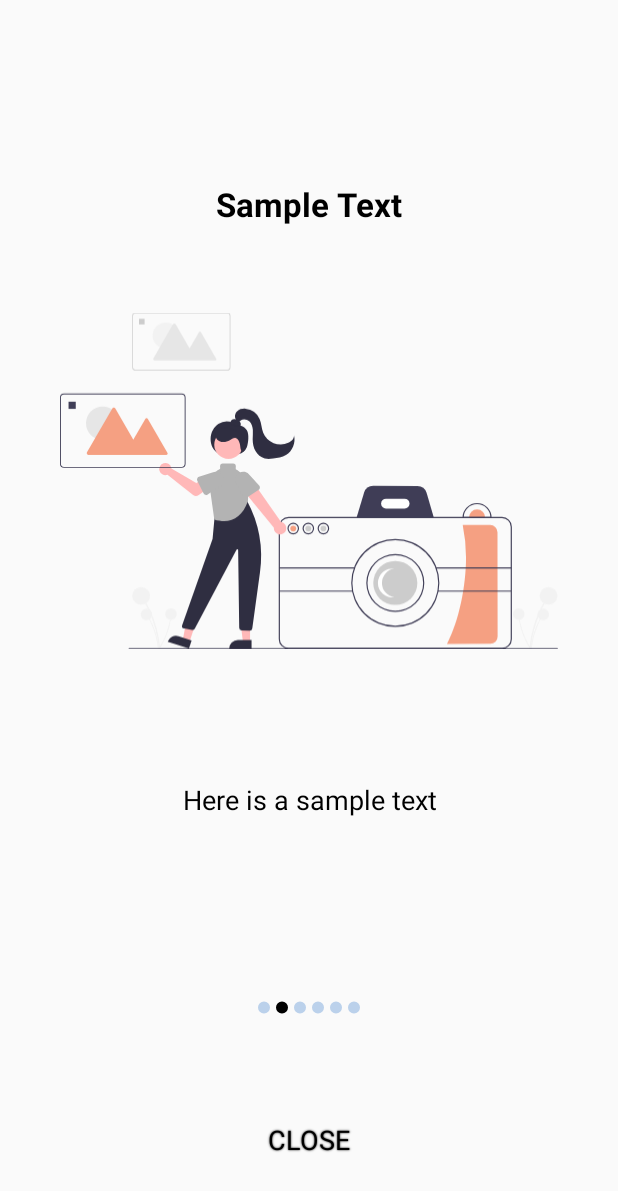
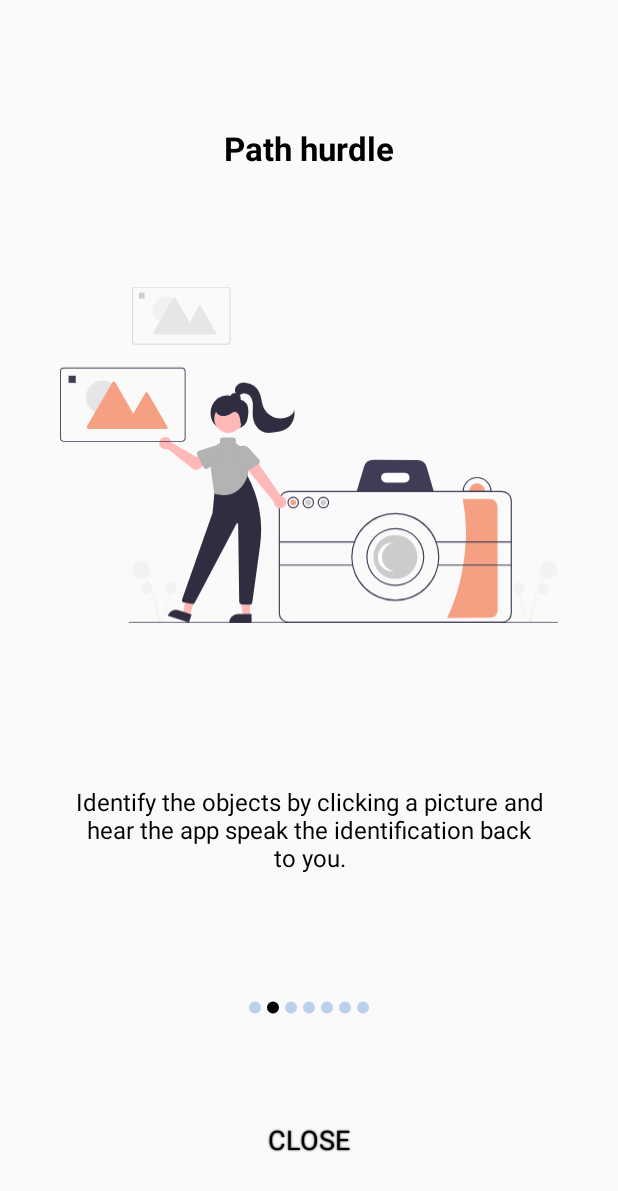
Before and after one commit to mRahulJain/MinorProject, an Android app: the IntroPageActivity screen opened directly, with no data from a screen before it, tab 2 chosen, on a phone screen of 412 x 824 dp. Shown: the top 1191 px of the screen. Run offline under Robolectric (Android 15) with nearby library versions, the phone set to English and light mode, and no system bars.

Commit message:
written tutorial and help

```diff
--- a/app/src/main/java/com/android/collegeproject/activity/ImpairedUserActivity.kt
+++ b/app/src/main/java/com/android/collegeproject/activity/ImpairedUserActivity.kt
@@ -46,6 +46,7 @@ class ImpairedUserActivity : AppCompatActivity() {
                 if(!mAndroidPermission.checkPermissionForMicrophone()) {
                     //don't perform anything if permission is denied
                 } else {
+                    mTextToSpeechHelper.destroySpeech()
                     val intent = Intent(RecognizerIntent.ACTION_RECOGNIZE_SPEECH)
                     intent.putExtra(
                         RecognizerIntent.EXTRA_LANGUAGE_MODEL,
@@ -131,14 +132,13 @@ class ImpairedUserActivity : AppCompatActivity() {
                     val intent = Intent(this@ImpairedUserActivity, NewsActivity::class.java)
                     startActivity(intent)
                 }
-                data!![0].toString().toLowerCase() == "c" -> {
+                data!![0].toString().toLowerCase() == "help" -> {
                     mTextToSpeechHelper.destroySpeech()
-//                    if(this@MainActivity::sr.isInitialized) {
-//                        sr.destroy()
-//                    }
-//                    startActivity(Intent(this@MainActivity, ScanCodeActivity::class.java))
+                    val helpText = "Welcome to Hear Us! We are here to help you,  perform your day-to-day activities more independently. \n" +
+                            "By using this app you can Identify the objects by clicking a picture and hear the app speak the identification back to you. Hear Us is an accessible reading tool with an advanced text-to-speech feature. It describes the environment by giving you updates on the weather and the latest news. This app helps you to identify details of various products by scanning their barcode, in shopping marts or anywhere you go. It's very simple and easy to use!"
+                    Constants().speak(helpText, mTextToSpeechHelper)
                 }
-                data!![0].toString().toLowerCase() == "d" -> {
+                data!![0].toString().toLowerCase() == "keywords" -> {
 //                    startActivity(Intent(this@MainActivity, TextRecognition::class.java))
                 }
                 else -> {
--- a/app/src/main/java/com/android/collegeproject/activity/IntroPageActivity.kt
+++ b/app/src/main/java/com/android/collegeproject/activity/IntroPageActivity.kt
@@ -4,7 +4,6 @@ import android.content.Context
 import android.content.Intent
 import android.content.SharedPreferences
 import android.os.Bundle
-import android.util.Log
 import android.view.LayoutInflater
 import android.view.View
 import android.view.ViewGroup
@@ -15,6 +14,7 @@ import com.android.collegeproject.R
 import com.android.collegeproject.helper.Constants
 import com.google.android.material.tabs.TabLayout
 import kotlinx.android.synthetic.main.activity_intro_page.*
+import kotlinx.android.synthetic.main.intro_slider.view.*
 
 class IntroPageActivity : AppCompatActivity() {
 
@@ -50,7 +50,7 @@ class IntroPageActivity : AppCompatActivity() {
 
             override fun onPageSelected(position: Int) {
                 if(from == "splash") {
-                    if(position == 5) {
+                    if(position == 6) {
                         activity_intro_page_nextTutorialBtn.text = "FINISH"
                     } else {
                         activity_intro_page_nextTutorialBtn.text = "SKIP"
@@ -84,7 +84,7 @@ class IntroPageActivity : AppCompatActivity() {
         }
 
         override fun getCount(): Int {
-            return 6
+            return 7
         }
 
         override fun destroyItem(container: ViewGroup, position: Int, `object`: Any) {
@@ -95,7 +95,45 @@ class IntroPageActivity : AppCompatActivity() {
             val layoutInflater = LayoutInflater.from(context)
             val view = layoutInflater.inflate(R.layout.intro_slider, container, false)
             container.addView(view, 0)
-            Log.d("myCHECK", position.toString())
+
+            when (position) {
+                0 -> {
+                    view!!.intro_slider_pageHeading.text = "Welcome to HearUs!"
+                    view!!.intro_slider_pageImage.setImageResource(R.drawable.img_welcome)
+                    view!!.intro_slider_pageDescription.text = "We are here to help you, perform your day-to-day activities more independently."
+                }
+                1 -> {
+                    view!!.intro_slider_pageHeading.text = "Path hurdle"
+                    view!!.intro_slider_pageImage.setImageResource(R.drawable.img_path_hurdle)
+                    view!!.intro_slider_pageDescription.text = "Identify the objects by clicking a picture and hear the app speak the identification back to you."
+                }
+                2 -> {
+                    view!!.intro_slider_pageHeading.text = "Barcode"
+                    view!!.intro_slider_pageImage.setImageResource(R.drawable.img_barcode)
+                    view!!.intro_slider_pageDescription.text = "Superfast Barcode reader available to identify various details of a product, in your hand."
+                }
+                3 -> {
+                    view!!.intro_slider_pageHeading.text = "Weather"
+                    view!!.intro_slider_pageImage.setImageResource(R.drawable.img_weather)
+                    view!!.intro_slider_pageDescription.text = "Describes the environment by giving you updates of weather, like current temperature, humidity, and more!"
+                }
+                4 -> {
+                    view!!.intro_slider_pageHeading.text = "News"
+                    view!!.intro_slider_pageImage.setImageResource(R.drawable.img_news)
+                    view!!.intro_slider_pageDescription.text = "Stay updated with the top headlines of your place, and more!"
+                }
+                5 -> {
+                    view!!.intro_slider_pageHeading.text = "Text Recognition"
+                    view!!.intro_slider_pageImage.setImageResource(R.drawable.img_text_recognition)
+                    view!!.intro_slider_pageDescription.text = "Accessible reading tool with an advanced text-to-speech feature. Experience perfectly synchronized text & audio."
+                }
+                else -> {
+                    view!!.intro_slider_pageHeading.text = "Keywords"
+                    view!!.intro_slider_pageImage.setImageResource(R.drawable.img_keywords)
+                    view!!.intro_slider_pageDescription.text = "All you have to do is to double tap your screen and speak some fixed keywords to access all the features. The keywords can be known by saying \"HELP\"."
+                }
+            }
+
             return view
         }
     }
--- /dev/null
+++ b/app/src/main/res/drawable/img_keywords.xml
@@ -0,0 +1,163 @@
+<vector xmlns:android="http://schemas.android.com/apk/res/android"
+    xmlns:aapt="http://schemas.android.com/aapt"
+    android:width="905.39dp"
+    android:height="787.66dp"
+    android:viewportWidth="905.39"
+    android:viewportHeight="787.66">
+  <path
+      android:pathData="M0.41,404.29c2.74,30.35 19.91,57.83 30.41,86.74a205.61,205.61 0,0 1,4 127.67c-2.5,8.61 -5.58,17.25 -5.59,26.07 0,30.41 34.65,50.59 66.13,64a1205.37,1205.37 0,0 0,248.89 75.2c27.94,5.27 62.83,7.56 80.51,-12.29 8.48,-9.53 10.54,-22 16.77,-32.66 15.89,-27.26 54.55,-37.85 89.25,-43.92a1090.22,1090.22 0,0 1,126.48 -14.56c42.69,-2.4 91.17,-4.48 119.46,-32.52 18,-17.82 23.22,-42.41 23.93,-65.63 2.35,-76.19 -34.06,-158.64 12.67,-224.63 19.6,-27.68 51.58,-47.89 71,-75.64 28.15,-40.22 25.72,-91.3 6.66,-134.16s-52.83,-79.3 -86.1,-115c-11,-11.81 -22.74,-24.09 -39.28,-29.57 -17.2,-5.7 -36.7,-3.08 -55.14,-0.39 -83.88,12.25 -171,25.59 -241.31,67.65 -34.94,20.89 -64.12,48 -95.29,72.89 -67.33,53.83 -145.34,103.56 -234.25,124.81C67.38,285.63 -6.09,332.21 0.41,404.29Z"
+      android:strokeAlpha="0.1"
+      android:fillColor="#f9ca87"
+      android:fillAlpha="0.1"/>
+  <path
+      android:pathData="M274.92,188.25s-58,-10.24 0,68.28Z"
+      android:fillColor="#ffbec7"/>
+  <path
+      android:pathData="M673.12,585.83s-8.4,-9.54 -31.59,-3.79c-11.35,-10.82 -25.49,-26.5 -26,-37.87 -4.72,1.55 -9.33,3.3 -13.86,5.22 -19.64,-21.94 -44.81,-56.76 -43.74,-90.28C559.7,404.41 522.14,309.83 522.14,309.83s3.1,-38.57 -2.71,-70.45c-3.94,-21.6 -12,-40.12 -27.83,-41.53a17.31,17.31 0,0 0,-7.25 0.79c-29.25,10 -11.08,103.37 -11.08,103.37l-25.31,78.12 -148.37,79s89.89,118.05 133.53,122.39c0,0 32.15,33.72 55.31,63.32 -8.18,11 -12.55,18.28 -12.55,18.28l22.42,31.92c-9.21,12.37 -22.17,36.57 6.38,47.93 39.27,15.62 125.67,-55.55 125.67,-55.55S705.41,637.92 673.12,585.83Z">
+    <aapt:attr name="android:fillColor">
+      <gradient
+          android:startY="745.19"
+          android:startX="490.38998"
+          android:endY="197.74"
+          android:endX="490.38998"
+          android:type="linear">
+        <item android:offset="0" android:color="#3F808080"/>
+        <item android:offset="0.54" android:color="#1E808080"/>
+        <item android:offset="1" android:color="#19808080"/>
+      </gradient>
+    </aapt:attr>
+  </path>
+  <path
+      android:pathData="M272.97,187.83s-59.35,-10.42 0,69.44Z">
+  </path>
+  <path
+      android:pathData="M259.44,262.06s-21.7,0 -21.22,26.82a21.59,21.59 0,0 0,14.78 20.27,18.47 18.47,0 0,0 14,-1 24.4,24.4 0,0 0,7.26 -38.52A24.87,24.87 0,0 0,259.44 262.06Z">
+  </path>
+  <path
+      android:pathData="M269.94,316.5a14.31,14.31 0,0 0,-6.14 -1.49s-20.95,5.21 -17.45,30.38c0,0 1.75,18.23 20.07,15.62 12.56,-1.79 14.05,-18.26 13.75,-28.44A18.33,18.33 0,0 0,269.94 316.5Z">
+  </path>
+  <path
+      android:pathData="M270.82,383.34a11.64,11.64 0,0 0,-5.26 -1.49,55.15 55.15,0 0,0 -6.46,4.78 51.47,51.47 0,0 0,-9 9.77c-7.9,11.44 -10.47,28.25 19,45.35L269.1,419.17a46,46 0,0 0,9.12 -11.77A17.85,17.85 0,0 0,270.82 383.34Z">
+  </path>
+  <path
+      android:pathData="M473.35,655.52s53.77,-89.61 136.55,-116.92l-4.27,48.65 -68.6,68.28Z"
+      android:fillColor="#dfe5ee"/>
+  <path
+      android:fillColor="#FF000000"
+      android:pathData="M473.35,655.52s53.77,-89.61 136.55,-116.92l-4.27,48.65 -68.6,68.28Z"
+      android:strokeAlpha="0.05"
+      android:fillAlpha="0.05"/>
+  <path
+      android:pathData="M501.51,679.42s-38.41,39.26 0,54.62 122.9,-54.62 122.9,-54.62 73.4,-48.65 41.82,-99.86C666.23,579.56 630.39,538.59 501.51,679.42Z"
+      android:fillColor="#f9ca87"/>
+  <path
+      android:pathData="M618.44,565.9S506.63,695.63 508.34,676.83c0.5,-5.46 -5.8,-16.34 -15,-29 -22.35,-30.91 -61.82,-72.53 -61.82,-72.53 -42.67,-4.27 -130.58,-120.34 -130.58,-120.34l145.09,-77.67 24.75,-76.81S453.02,208.66 481.62,198.83a16.84,16.84 0,0 1,7.09 -0.78,19.19 19.19,0 0,1 3.11,0.53c13.39,3.37 20.45,20.34 24,40 0,0.11 0.05,0.23 0.07,0.34 5.68,31.35 2.65,69.27 2.65,69.27s36.7,93 35,146.8c-1.14,36 28.31,73.52 47.91,94.39C611.17,559.66 618.44,565.9 618.44,565.9Z"
+      android:fillColor="#ffbec7"/>
+  <path
+      android:fillColor="#FF000000"
+      android:pathData="M463.96,496.77s1.71,-81.08 -12.8,-101.56S319.7,460.08 319.7,460.08 440.92,474.58 463.96,496.77Z"
+      android:strokeAlpha="0.05"
+      android:fillAlpha="0.05"/>
+  <path
+      android:fillColor="#FF000000"
+      android:pathData="M501.51,525.83s52.7,-31.16 52,-81.3"
+      android:strokeAlpha="0.05"
+      android:fillAlpha="0.05"/>
+  <path
+      android:fillColor="#FF000000"
+      android:pathData="M473.35,555.66s-14.51,20.48 -41.82,19.63"
+      android:strokeAlpha="0.05"
+      android:fillAlpha="0.05"/>
+  <path
+      android:fillColor="#FF000000"
+      android:pathData="M618.44,565.9S506.63,695.63 508.34,676.83c0.5,-5.46 -5.8,-16.34 -15,-29 61.93,-21.24 95.55,-74.23 108.13,-98.47C611.17,559.66 618.44,565.9 618.44,565.9Z"
+      android:strokeAlpha="0.05"
+      android:fillAlpha="0.05"/>
+  <path
+      android:pathData="M648.8,589.55a3.66,3.66 0,0 1,-0.08 0.74c-1.72,8.64 -3,17.35 -4.41,26.06a50.27,50.27 0,0 1,-2 8.15,64.7 64.7,0 0,1 -10.83,19.49c-34,43.08 -120.58,65.29 -120.58,65.29l-0.32,-0.47 -37.23,-53.3C571.5,636.74 609.9,538.59 609.9,538.59c0.74,16.39 30.09,41.87 37.55,48.09a3.77,3.77 0,0 1,1.34 2.87Z"
+      android:fillColor="#dfe5ee"/>
+  <path
+      android:pathData="M515.86,238.55c-24.78,-3.17 -26.79,-24.37 -24.85,-39.71 0.26,-0.09 0.54,-0.18 0.81,-0.25C505.21,201.96 512.27,218.93 515.86,238.55Z"
+      android:strokeAlpha="0.5"
+      android:fillColor="#eff4f8"
+      android:fillAlpha="0.5"/>
+  <path
+      android:fillColor="#FF000000"
+      android:pathData="M648.8,589.55a3.66,3.66 0,0 1,-0.08 0.74c-1.72,8.64 -3,17.35 -4.41,26.06a50.27,50.27 0,0 1,-2 8.15l-2.11,5.84L635.08,638.83l-3.6,5.12c-34,43.08 -120.58,65.29 -120.58,65.29l-0.32,-0.47c2.71,-1.12 61.06,-25.23 84.39,-46.9 22.14,-20.55 49.4,-67.47 53.3,-74.28A3.77,3.77 0,0 1,648.8 589.55Z"
+      android:strokeAlpha="0.05"
+      android:fillAlpha="0.05"/>
+  <path
+      android:fillColor="#FF000000"
+      android:pathData="M636.7,634.68"/>
+  <path
+      android:pathData="M460.37,53.4L286.29,53.4a17.22,17.22 0,0 0,-17.25 17.19v381.2a17.22,17.22 0,0 0,17.25 17.19L460.37,468.98a17.22,17.22 0,0 0,17.25 -17.19L477.62,70.58A17.22,17.22 0,0 0,460.37 53.4Z">
+  </path>
+  <path
+      android:pathData="M281.63,56.58L465.02,56.58A11,11 0,0 1,476.02 67.58L476.02,456.37A11,11 0,0 1,465.02 467.37L281.63,467.37A11,11 0,0 1,270.63 456.37L270.63,67.58A11,11 0,0 1,281.63 56.58z"
+      android:fillColor="#535461"/>
+  <path
+      android:pathData="M285.76,94.8h175.14v334.36h-175.14z"
+      android:fillColor="#f1f1f4"/>
+  <path
+      android:pathData="M352.63,75.69m-1.59,0a1.59,1.59 0,1 1,3.18 0a1.59,1.59 0,1 1,-3.18 0"
+      android:fillColor="#fff"/>
+  <path
+      android:pathData="M361.59,74.1L394.62,74.1A1,1 0,0 1,395.62 75.1L395.62,76.28A1,1 0,0 1,394.62 77.28L361.59,77.28A1,1 0,0 1,360.59 76.28L360.59,75.1A1,1 0,0 1,361.59 74.1z"
+      android:fillColor="#fff"/>
+  <path
+      android:pathData="M372.53,445.08m-11.15,0a11.15,11.15 0,1 1,22.3 0a11.15,11.15 0,1 1,-22.3 0"
+      android:fillColor="#fff"/>
+  <path
+      android:pathData="M261.7,261.22s-21.23,0 -20.75,26.37a21.22,21.22 0,0 0,14.45 19.93,18 18,0 0,0 13.67,-1A24,24 0,0 0,261.7 261.22Z"
+      android:fillColor="#ffbec7"/>
+  <path
+      android:pathData="M261.7,274.83s-19.63,13.66 -2.56,25.6C259.13,300.48 257.42,276.58 261.7,274.83Z"
+      android:strokeAlpha="0.5"
+      android:fillColor="#eff4f8"
+      android:fillAlpha="0.5"/>
+  <path
+      android:pathData="M265.96,313.28s-20.48,5.12 -17.07,29.87c0,0 1.71,17.92 19.63,15.36 12.29,-1.76 13.74,-18 13.45,-28a18,18 0,0 0,-10 -15.8A13.93,13.93 0,0 0,265.96 313.28Z"
+      android:fillColor="#ffbec7"/>
+  <path
+      android:pathData="M265.1,324.37s-19.63,7.68 0,29C265.1,353.39 255.7,332.91 265.1,324.37Z"
+      android:strokeAlpha="0.5"
+      android:fillColor="#eff4f8"
+      android:fillAlpha="0.5"/>
+  <path
+      android:pathData="M271.08,415.7v22.19c-28.8,-16.8 -26.29,-33.34 -18.56,-44.58a50.5,50.5 0,0 1,8.83 -9.6,53.94 53.94,0 0,1 6.32,-4.7 11.34,11.34 0,0 1,5.15 1.47,17.6 17.6,0 0,1 7.18,23.66A45.23,45.23 0,0 1,271.08 415.7Z"
+      android:fillColor="#ffbec7"/>
+  <path
+      android:pathData="M256.57,404.6s-2.22,-5.34 -4.05,-11.3a50.5,50.5 0,0 1,8.83 -9.6C266.98,392.96 256.57,404.6 256.57,404.6Z"
+      android:strokeAlpha="0.5"
+      android:fillColor="#eff4f8"
+      android:fillAlpha="0.5"/>
+  <path
+      android:fillColor="#FF000000"
+      android:pathData="M515.6,308.59s-22.19,24.75 -29,27.31"
+      android:strokeAlpha="0.05"
+      android:fillAlpha="0.05"/>
+  <path
+      android:pathData="M430.21,210.22h-84v0.91a23.33,23.33 0,1 0,0 14.52v0.91h84l10.5,-8.12ZM324.04,237.22a18.82,18.82 0,1 1,18.82 -18.82A18.81,18.81 0,0 1,324.04 237.2Z">
+  </path>
+  <path
+      android:pathData="M324.8,195.43a23,23 0,1 0,23 23A23,23 0,0 0,324.8 195.43ZM324.8,199.87a18.51,18.51 0,1 1,-18.51 18.51A18.5,18.5 0,0 1,324.8 199.83"
+      android:fillColor="#00dd90"/>
+  <path
+      android:pathData="M429.23,226.42l-82.63,0l0,-16.07l82.63,0l10.32,8.08l-10.32,7.99z"
+      android:fillColor="#00dd90"/>
+  <path
+      android:pathData="M430.21,271.04h-84v0.91a23.33,23.33 0,1 0,0 14.52v0.91h84l10.5,-8.12ZM324.04,298.04a18.82,18.82 0,1 1,18.82 -18.82A18.81,18.81 0,0 1,324.04 298.02Z">
+  </path>
+  <path
+      android:pathData="M324.8,256.25a23,23 0,1 0,23 23A23,23 0,0 0,324.8 256.25ZM324.8,260.69a18.51,18.51 0,1 1,-18.51 18.51,18.5 18.5,0 0,1 18.51,-18.51"
+      android:fillColor="#ff5288"/>
+  <path
+      android:pathData="M429.23,287.24l-82.63,0l0,-16.07l82.63,0l10.32,8.08l-10.32,7.99z"
+      android:fillColor="#ff5288"/>
+  <path
+      android:pathData="M350.2,202.17 L346.9,198.83a1.75,1.75 0,0 0,-2.48 0L323.76,219.33l-8.74,-8.81a1.75,1.75 0,0 0,-2.48 0L309.23,213.83a1.75,1.75 0,0 0,0 2.48l13.27,13.38a1.75,1.75 0,0 0,2.48 0l25.22,-25a1.75,1.75 0,0 0,0 -2.48Z">
+  </path>
+  <path
+      android:pathData="M349.22,201.75l-3.14,-3.16a1.67,1.67 0,0 0,-2.36 0l-19.68,19.52L315.7,209.7a1.67,1.67 0,0 0,-2.36 0L310.2,212.83a1.67,1.67 0,0 0,0 2.36l12.64,12.74a1.67,1.67 0,0 0,2.36 0l24,-23.83a1.67,1.67 0,0 0,0 -2.36Z"
+      android:fillColor="#00dd90"/>
+</vector>
--- /dev/null
+++ b/app/src/main/res/drawable/img_text_recognition.xml
@@ -0,0 +1,63 @@
+<vector xmlns:android="http://schemas.android.com/apk/res/android"
+    android:width="984dp"
+    android:height="393.19528dp"
+    android:viewportWidth="984"
+    android:viewportHeight="393.19528">
+  <path
+      android:pathData="M825.705,61.97h61.642L887.347,31.321c0,-0.275 -0.004,-0.544 -0.009,-0.829a30.876,30.876 0,0 0,-30.81 -30.492,30.375 30.375,0 0,0 -21.789,9.169 30.944,30.944 0,0 0,-3.03 3.579,31.389 31.389,0 0,0 -6.004,18.573Z"
+      android:fillColor="#2f2e41"/>
+  <path
+      android:pathData="M538,366.344m-25,0a25,25 0,1 1,50 0a25,25 0,1 1,-50 0"
+      android:fillColor="#3f3d56"/>
+  <path
+      android:pathData="M626,366.344m-25,0a25,25 0,1 1,50 0a25,25 0,1 1,-50 0"
+      android:fillColor="#3f3d56"/>
+  <path
+      android:pathData="M714,366.344m-25,0a25,25 0,1 1,50 0a25,25 0,1 1,-50 0"
+      android:fillColor="#3f3d56"/>
+  <path
+      android:pathData="M209.974,331.945L88.174,331.945l-25.2,58.45h-45.5l112.7,-249.2h36.75L279.975,390.396L234.824,390.396ZM194.924,296.945 L149.074,190.195 103.224,296.945Z"
+      android:fillColor="#f9ca87"/>
+  <path
+      android:pathData="M472.824,213.645v176.75L429.774,390.396L429.774,362.045A56.802,56.802 0,0 1,406.675 384.971q-15.053,8.219 -34.3,8.225 -23.101,0 -40.95,-11.199 -17.851,-11.197 -27.65,-31.851 -9.803,-20.647 -9.8,-47.95 0,-27.299 9.975,-48.475 9.976,-21.173 27.825,-32.9Q349.625,209.099 372.375,209.096q19.244,0 34.3,8.225a56.831,56.831 0,0 1,23.1 22.926L429.774,213.645ZM417.875,343.846q11.895,-15.044 11.899,-42.35 0,-27.999 -11.899,-43.051 -11.903,-15.044 -33.95,-15.05 -21.706,0 -33.775,15.575 -12.075,15.577 -12.075,43.225 0,27.3 12.075,42 12.075,14.701 34.125,14.7Q405.972,358.896 417.875,343.846Z"
+      android:fillColor="#f9ca87"/>
+  <path
+      android:pathData="M0,389.344h984v2h-984z"
+      android:fillColor="#3f3d56"/>
+  <path
+      android:pathData="M899.615,183.676c2.386,2.513 6.022,33.414 16.785,28.718 8.694,-9.818 -5.919,-29.321 -7.408,-33.461Z"
+      android:fillColor="#ffb8b8"/>
+  <path
+      android:pathData="M886.038,143.797l26.457,35.477l-12.627,9.621l-18.641,-26.458l4.811,-18.64z"
+      android:fillColor="#f9ca87"/>
+  <path
+      android:pathData="M844.548,149.209s-18.039,34.274 -3.608,54.117 44.496,63.136 44.496,63.136c4.363,37.152 12.678,72.551 35.563,102.538l15.148,-4.153L914.299,258.044s-12.026,-62.535 -25.856,-78.169L886,150Z"
+      android:fillColor="#2f2e41"/>
+  <path
+      android:pathData="M843.947,199.718l-12.026,59.529C821.663,265.688 800.338,329.785 792,352l16.268,6.049c17.936,-28.326 59.263,-102.697 68.751,-134.279Z"
+      android:fillColor="#2f2e41"/>
+  <path
+      android:pathData="M884.835,28.949c-0.472,27.664 -41.623,27.66 -42.091,-0.001C843.217,1.285 884.367,1.289 884.835,28.949Z"
+      android:fillColor="#ffb8b8"/>
+  <path
+      android:pathData="M869.803,43.38c-10.629,15.937 -10.344,21.458 2.405,36.078l-19.242,-13.83s-13.83,0 -10.823,-6.614 9.019,-20.444 9.019,-20.444Z"
+      android:fillColor="#ffb8b8"/>
+  <path
+      android:pathData="M858.979,66.831s-13.83,-10.222 -20.444,-3.608c-6.574,12.59 0.04,67.749 2.403,72.156 3.009,4.81 3.61,0.601 3.009,6.013s-3.006,9.621 -2.405,10.222 46.901,5.412 46.901,5.412 -3.608,-16.836 -2.405,-23.451 -1.203,-13.229 -1.203,-15.634 3.608,-12.627 0,-20.444 -17.124,-23.895 -17.124,-23.895l-0.915,1.045Z"
+      android:fillColor="#f9ca87"/>
+  <path
+      android:pathData="M824.104,196.11c1.328,3.742 -9.247,37.79 4.208,37.883 13.673,-6.233 7.45,-33.456 7.818,-38.484Z"
+      android:fillColor="#ffb8b8"/>
+  <path
+      android:pathData="M840.94,63.824s-15.634,0.601 -15.634,19.242 -5.412,51.712 -5.412,51.712L819.895,199.117h20.444l-3.007,-60.731L849.96,98.7S866.195,73.445 840.94,63.824Z"
+      android:fillColor="#f9ca87"/>
+  <path
+      android:pathData="M962.664,383.358h0a7.868,7.868 0,0 0,-3.521 -7.717l-22.583,-11.083 -17.026,2.149 -4.021,14.416a7.672,7.672 0,0 0,6.711 8.877l31.771,0.069A7.868,7.868 0,0 0,962.664 383.358Z"
+      android:fillColor="#2f2e41"/>
+  <path
+      android:pathData="M814.994,388.245h0a7.868,7.868 0,0 0,2.967 -7.946l-8.132,-23.805L796.27,345.974l-13.037,7.35a7.672,7.672 0,0 0,-1.531 11.022l22.416,22.515A7.868,7.868 0,0 0,814.994 388.245Z"
+      android:fillColor="#2f2e41"/>
+  <path
+      android:pathData="M839.787,12.22l5.616,17.868 48.556,-0.863a30.016,30.016 0,0 0,-54.172 -17.005Z"
+      android:fillColor="#2f2e41"/>
+</vector>
--- a/app/src/main/res/layout/intro_slider.xml
+++ b/app/src/main/res/layout/intro_slider.xml
@@ -3,7 +3,7 @@
     xmlns:android="http://schemas.android.com/apk/res/android"
     android:layout_width="match_parent"
     android:layout_height="wrap_content"
-    android:layout_margin="20dp"
+    android:layout_margin="10dp"
     xmlns:app="http://schemas.android.com/apk/res-auto"
     android:gravity="center"
     android:orientation="vertical">
@@ -17,14 +17,17 @@
         android:layout_height="wrap_content"/>
     <ImageView
         android:id="@+id/intro_slider_pageImage"
-        android:layout_margin="20dp"
+        android:layout_marginLeft="20dp"
+        android:layout_marginRight="20dp"
+        android:layout_marginTop="40dp"
+        android:layout_marginBottom="40dp"
         android:layout_width="match_parent"
         android:layout_height="300dp"
-        android:src="@drawable/img_intro_1" />
+        android:src="@drawable/img_path_hurdle" />
     <TextView
         android:id="@+id/intro_slider_pageDescription"
         android:layout_marginTop="30dp"
-        android:textSize="18sp"
+        android:textSize="16sp"
         android:textColor="@android:color/black"
         android:text="Here is a sample text"
         android:gravity="center"
```
Also changed, not shown: app/src/main/res/drawable/img_barcode.xml (renamed from app/src/main/res/drawable/img_intro_5.xml), app/src/main/res/drawable/img_news.xml (renamed from app/src/main/res/drawable/img_intro_4.xml), app/src/main/res/drawable/img_path_hurdle.xml (renamed from app/src/main/res/drawable/img_intro_1.xml), app/src/main/res/drawable/img_weather.xml (renamed from app/src/main/res/drawable/img_intro_6.xml), app/src/main/res/drawable/img_welcome.xml (renamed from app/src/main/res/drawable/img_intro_3.xml), gradle/wrapper/gradle-wrapper.properties.
